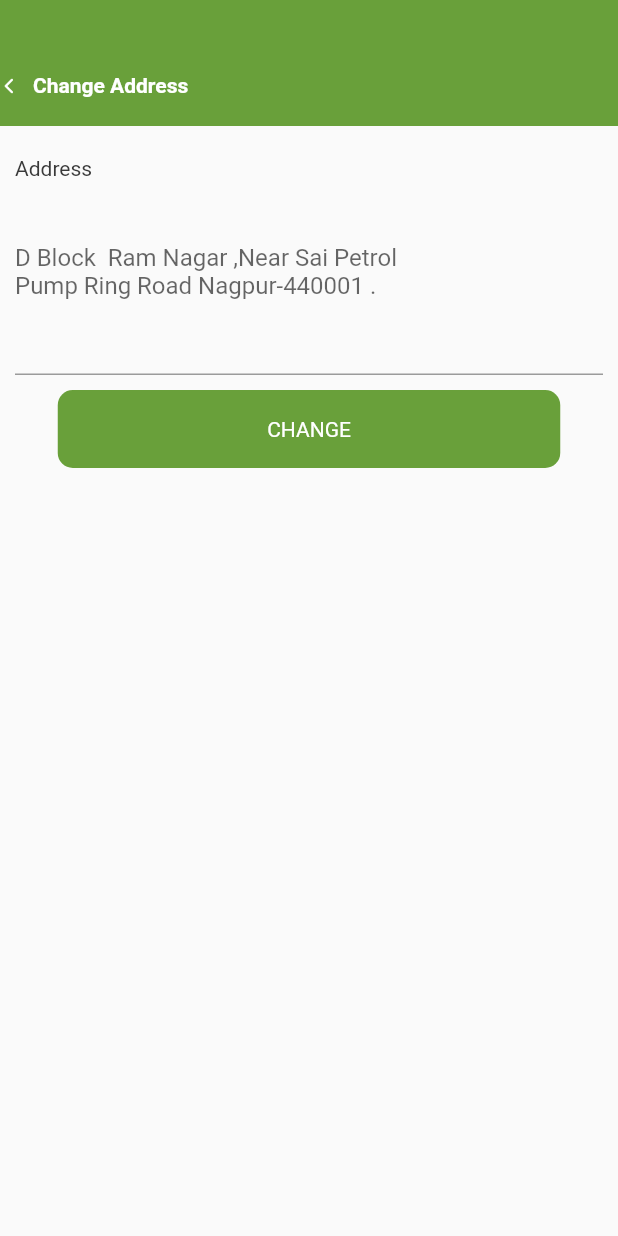
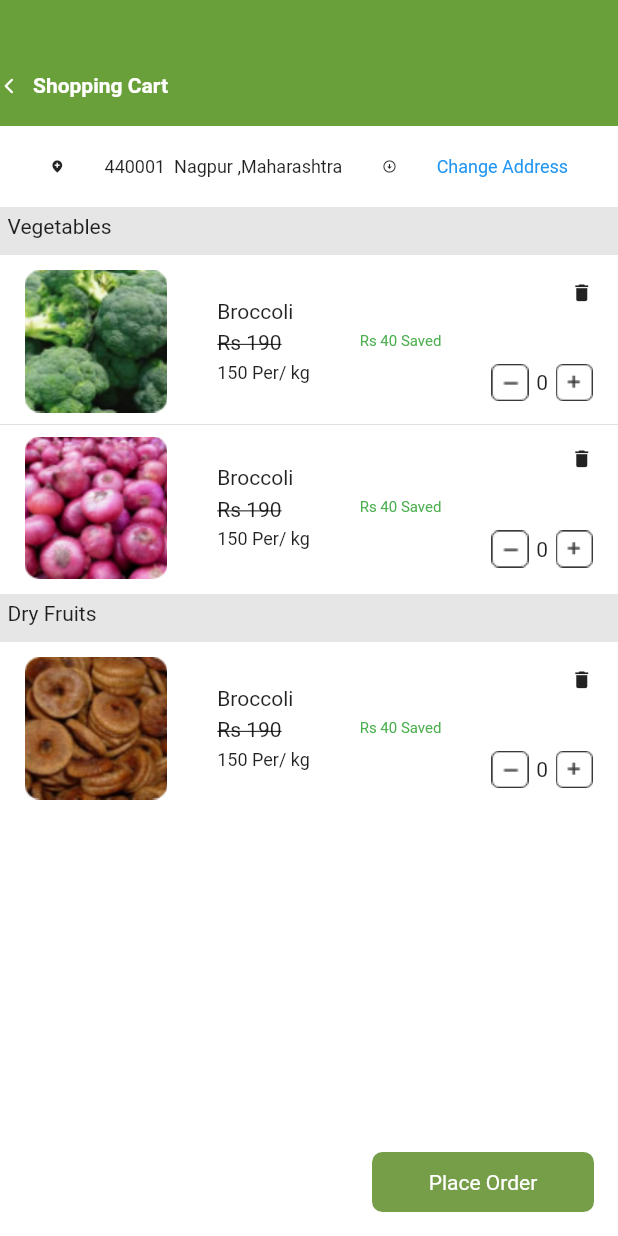
Before and after one commit to prasanjitha/Grocerade, a Flutter app: the screen it shows after launch, on a phone screen of 412 x 824 dp. Run offline on Flutter 3.47's test engine with Material 2 defaults, Android fonts, the phone set to English and light mode, and no system bars.

Commit message:
shopping cart screen implementation

```diff
--- a/lib/main.dart
+++ b/lib/main.dart
@@ -16,6 +16,7 @@ import 'screens/notification_setting_screen.dart';
 import 'screens/otp_screen.dart';
 import 'screens/product_details.dart';
 import 'screens/setting_screen.dart';
+import 'screens/shopping_cart.dart';
 import 'screens/splash_screen.dart';
 import 'widgets/progress_bar_indicator.dart';
 
@@ -33,7 +34,7 @@ class MyApp extends StatelessWidget {
       theme: ThemeData(
         primarySwatch: Colors.blue,
       ),
-      home: ChangeAddres(),
+      home: ShopingCart(),
     );
   }
 }
--- /dev/null
+++ b/lib/screens/shopping_cart.dart
@@ -0,0 +1,372 @@
+// ignore_for_file: prefer_const_literals_to_create_immutables, prefer_const_constructors
+
+import 'package:flutter/material.dart';
+import 'package:grocerade/widgets/custom_header.dart';
+
+class ShopingCart extends StatefulWidget {
+  const ShopingCart({Key? key}) : super(key: key);
+
+  @override
+  State<ShopingCart> createState() => _ShopingCartState();
+}
+
+class _ShopingCartState extends State<ShopingCart> {
+  var num = 0;
+  @override
+  Widget build(BuildContext context) {
+    return Scaffold(
+      floatingActionButton: Container(
+        width: 148.0,
+        height: 40.0,
+        decoration: BoxDecoration(
+            borderRadius: BorderRadius.circular(7), color: Color(0xff769E49)),
+        child: Center(
+          child: Text(
+            'Place Order',
+            style: TextStyle(fontSize: 14, color: Colors.white),
+          ),
+        ),
+      ),
+      backgroundColor: Colors.white,
+      body: Column(
+        children: [
+          CustomHeader('Shopping Cart'),
+          Padding(
+            padding: const EdgeInsets.all(20.0),
+            child: Row(
+              mainAxisAlignment: MainAxisAlignment.spaceAround,
+              children: [
+                Icon(
+                  Icons.add_location_rounded,
+                  size: 10,
+                ),
+                Text(
+                  '440001  Nagpur ,Maharashtra',
+                  style: TextStyle(
+                    fontSize: 12,
+                  ),
+                ),
+                Icon(
+                  Icons.arrow_circle_down_outlined,
+                  size: 10,
+                ),
+                Text(
+                  'Change Address',
+                  style: TextStyle(fontSize: 12, color: Colors.blue),
+                ),
+              ],
+            ),
+          ),
+          Container(
+            height: 32,
+            width: MediaQuery.of(context).size.width,
+            color: Color(0xffE6E6E6),
+            child: Padding(
+              padding: const EdgeInsets.all(5.0),
+              child: Text(
+                'Vegetables',
+                style: TextStyle(
+                  fontSize: 14,
+                ),
+              ),
+            ),
+          ),
+          SizedBox(
+            height: 10.0,
+          ),
+          Row(
+            mainAxisAlignment: MainAxisAlignment.spaceAround,
+            children: [
+              Container(
+                width: 95,
+                height: 95,
+                decoration: BoxDecoration(
+                  borderRadius: BorderRadius.circular(20),
+                ),
+                child: Image.asset('assets/images/imagebuk.png'),
+              ),
+              Column(
+                crossAxisAlignment: CrossAxisAlignment.start,
+                children: [
+                  Text(
+                    'Broccoli',
+                    style: TextStyle(
+                      fontSize: 14,
+                    ),
+                  ),
+                  SizedBox(
+                    height: 5.0,
+                  ),
+                  Text(
+                    'Rs 190',
+                    style: TextStyle(
+                      fontSize: 14,
+                      decoration: TextDecoration.lineThrough,
+                    ),
+                  ),
+                  SizedBox(
+                    height: 5.0,
+                  ),
+                  Text(
+                    '150 Per/ kg',
+                    style: TextStyle(
+                      fontSize: 12,
+                    ),
+                  ),
+                ],
+              ),
+              Text(
+                'Rs 40 Saved',
+                style: TextStyle(fontSize: 10, color: Colors.green),
+              ),
+              Column(
+                crossAxisAlignment: CrossAxisAlignment.end,
+                mainAxisAlignment: MainAxisAlignment.spaceBetween,
+                children: [
+                  Icon(Icons.delete, size: 15),
+                  SizedBox(
+                    height: 40.0,
+                  ),
+                  Row(
+                    children: [
+                      GestureDetector(
+                          onTap: () {
+                            setState(() {
+                              if (num > 0) {
+                                num--;
+                              } else {
+                                num = 0;
+                              }
+                            });
+                          },
+                          child: Image.asset(
+                            'assets/images/mine.png',
+                            width: 25,
+                            height: 25,
+                          )),
+                      SizedBox(width: 5),
+                      Text('$num'),
+                      SizedBox(width: 5),
+                      GestureDetector(
+                          onTap: () {
+                            setState(() {
+                              num++;
+                            });
+                          },
+                          child: Image.asset(
+                            'assets/images/add.png',
+                            width: 25,
+                            height: 25,
+                          )),
+                    ],
+                  )
+                ],
+              )
+            ],
+          ),
+          Divider(),
+          Row(
+            mainAxisAlignment: MainAxisAlignment.spaceAround,
+            children: [
+              Container(
+                width: 95,
+                height: 95,
+                decoration: BoxDecoration(
+                  borderRadius: BorderRadius.circular(20),
+                ),
+                child: Image.asset('assets/images/1908idea99lead_960.png'),
+              ),
+              Column(
+                crossAxisAlignment: CrossAxisAlignment.start,
+                children: [
+                  Text(
+                    'Broccoli',
+                    style: TextStyle(
+                      fontSize: 14,
+                    ),
+                  ),
+                  SizedBox(
+                    height: 5.0,
+                  ),
+                  Text(
+                    'Rs 190',
+                    style: TextStyle(
+                      fontSize: 14,
+                      decoration: TextDecoration.lineThrough,
+                    ),
+                  ),
+                  SizedBox(
+                    height: 5.0,
+                  ),
+                  Text(
+                    '150 Per/ kg',
+                    style: TextStyle(
+                      fontSize: 12,
+                    ),
+                  ),
+                ],
+              ),
+              Text(
+                'Rs 40 Saved',
+                style: TextStyle(fontSize: 10, color: Colors.green),
+              ),
+              Column(
+                crossAxisAlignment: CrossAxisAlignment.end,
+                mainAxisAlignment: MainAxisAlignment.spaceBetween,
+                children: [
+                  Icon(Icons.delete, size: 15),
+                  SizedBox(
+                    height: 40.0,
+                  ),
+                  Row(
+                    children: [
+                      GestureDetector(
+                          onTap: () {
+                            setState(() {
+                              if (num > 0) {
+                                num--;
+                              } else {
+                                num = 0;
+                              }
+                            });
+                          },
+                          child: Image.asset(
+                            'assets/images/mine.png',
+                            width: 25,
+                            height: 25,
+                          )),
+                      SizedBox(width: 5),
+                      Text('$num'),
+                      SizedBox(width: 5),
+                      GestureDetector(
+                          onTap: () {
+                            setState(() {
+                              num++;
+                            });
+                          },
+                          child: Image.asset(
+                            'assets/images/add.png',
+                            width: 25,
+                            height: 25,
+                          )),
+                    ],
+                  ),
+                ],
+              )
+            ],
+          ),
+          SizedBox(
+            height: 10.0,
+          ),
+          Container(
+            height: 32,
+            width: MediaQuery.of(context).size.width,
+            color: Color(0xffE6E6E6),
+            child: Padding(
+              padding: const EdgeInsets.all(5.0),
+              child: Text(
+                'Dry Fruits',
+                style: TextStyle(
+                  fontSize: 14,
+                ),
+              ),
+            ),
+          ),
+          SizedBox(
+            height: 10.0,
+          ),
+          Row(
+            mainAxisAlignment: MainAxisAlignment.spaceAround,
+            children: [
+              Container(
+                width: 95,
+                height: 95,
+                decoration: BoxDecoration(
+                  borderRadius: BorderRadius.circular(20),
+                ),
+                child: Image.asset('assets/images/imahdg.png'),
+              ),
+              Column(
+                crossAxisAlignment: CrossAxisAlignment.start,
+                children: [
+                  Text(
+                    'Broccoli',
+                    style: TextStyle(
+                      fontSize: 14,
+                    ),
+                  ),
+                  SizedBox(
+                    height: 5.0,
+                  ),
+                  Text(
+                    'Rs 190',
+                    style: TextStyle(
+                      fontSize: 14,
+                      decoration: TextDecoration.lineThrough,
+                    ),
+                  ),
+                  SizedBox(
+                    height: 5.0,
+                  ),
+                  Text(
+                    '150 Per/ kg',
+                    style: TextStyle(
+                      fontSize: 12,
+                    ),
+                  ),
+                ],
+              ),
+              Text(
+                'Rs 40 Saved',
+                style: TextStyle(fontSize: 10, color: Colors.green),
+              ),
+              Column(
+                crossAxisAlignment: CrossAxisAlignment.end,
+                mainAxisAlignment: MainAxisAlignment.spaceBetween,
+                children: [
+                  Icon(Icons.delete, size: 15),
+                  SizedBox(
+                    height: 40.0,
+                  ),
+                  Row(
+                    children: [
+                      GestureDetector(
+                          onTap: () {
+                            setState(() {
+                              if (num > 0) {
+                                num--;
+                              } else {
+                                num = 0;
+                              }
+                            });
+                          },
+                          child: Image.asset(
+                            'assets/images/mine.png',
+                            width: 25,
+                            height: 25,
+                          )),
+                      SizedBox(width: 5),
+                      Text('$num'),
+                      SizedBox(width: 5),
+                      GestureDetector(
+                          onTap: () {
+                            setState(() {
+                              num++;
+                            });
+                          },
+                          child: Image.asset(
+                            'assets/images/add.png',
+                            width: 25,
+                            height: 25,
+                          )),
+                    ],
+                  )
+                ],
+              )
+            ],
+          )
+        ],
+      ),
+    );
+  }
+}
```
